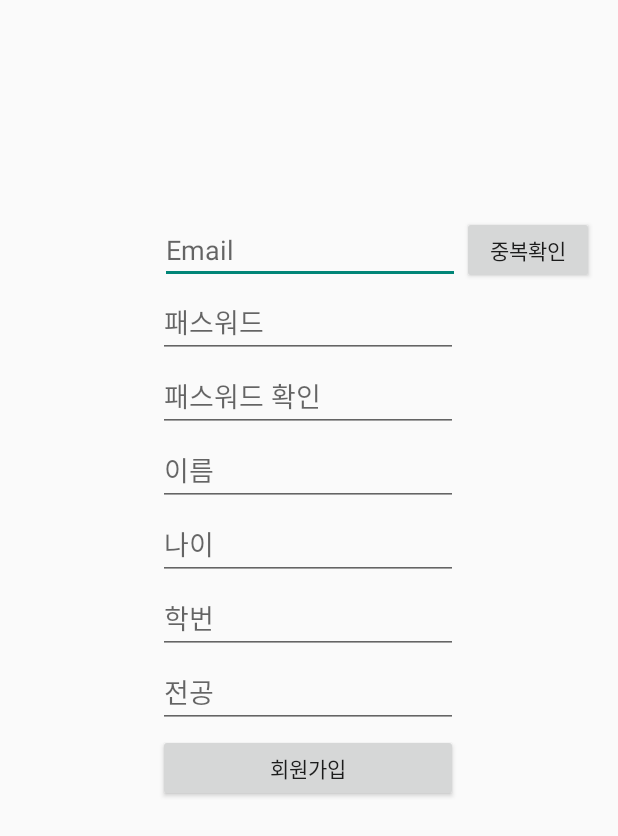
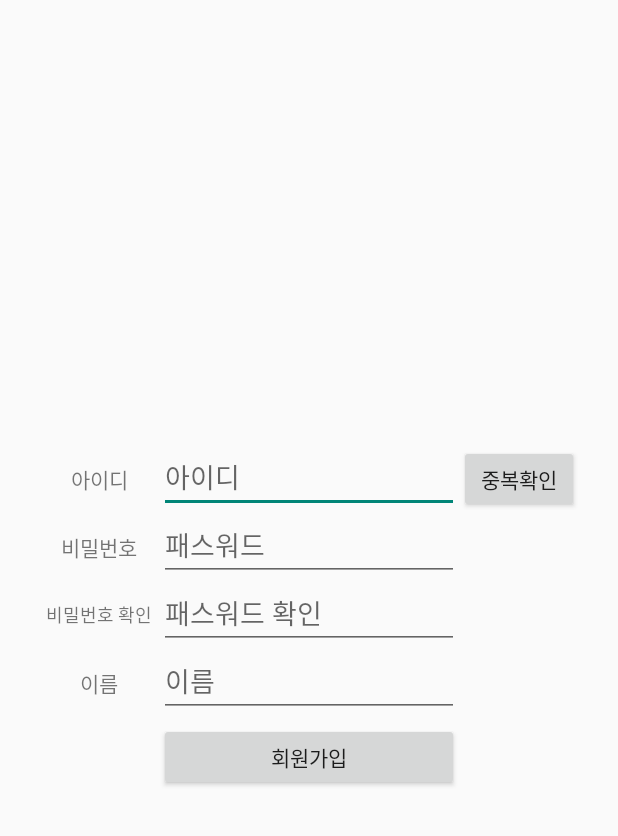
Before and after one commit to YongSeong-Kim/AndroidProject_Photomap, an Android app: the RegisterActivity screen opened directly, with no data from a screen before it, after a tap on "회원가입", on a phone screen of 412 x 824 dp. Shown: the top 836 px of the screen. Run offline under Robolectric (Android 15) with nearby library versions, the phone set to English and light mode, and no system bars; our stand-ins replace Volley; 3 statements that could not run were skipped.

Commit message:
change register form

```diff
--- a/app/src/main/java/com/example/workspace1/user/LoginActivity.java
+++ b/app/src/main/java/com/example/workspace1/user/LoginActivity.java
@@ -64,11 +64,14 @@ public class LoginActivity extends AppCompatActivity implements AsyncTaskCallbac
                 Map<String, String> params = new HashMap<String, String>();
                 Log.d("유저네임", "들어갑니다.");
                 params.put("username", l_id.getText().toString());
-                //Log.d("test", l_id.getText().toString());
                 params.put("email", "");
                 params.put("password", l_pass.getText().toString());
+                JSONObject parameters = new JSONObject(params);
+
+                /// FOR DEBUG ///
+                //Log.d("test", l_id.getText().toString());
                 //Log.d("test", l_pass.getText().toString());
-                JSONObject parameters = new JSONObject(params);
+                /// FOR DEBUG ///
 
                 //NetworkTaskAsync 호출로 login 요청하기
                 NetworkTask networkTask = new NetworkTask(url, null, method ,parameters, LoginActivity.this);
@@ -98,6 +101,5 @@ public class LoginActivity extends AppCompatActivity implements AsyncTaskCallbac
         else { // 로그인에 실패한 경우
             Toast.makeText(getApplicationContext(),"로그인에 실패하였습니다.",Toast.LENGTH_SHORT).show();
         }
-
     }
 }
--- a/app/src/main/java/com/example/workspace1/user/RegisterActivity.java
+++ b/app/src/main/java/com/example/workspace1/user/RegisterActivity.java
@@ -8,10 +8,14 @@ import android.util.Log;
 import android.view.View;
 import android.widget.Button;
 import android.widget.EditText;
-import com.android.volley.*;
-import com.android.volley.toolbox.JsonObjectRequest;
-import com.android.volley.toolbox.Volley;
+import android.widget.Toast;
+
+import com.example.workspace1.MainActivity;
 import com.example.workspace1.R;
+import com.example.workspace1.utility.AsyncTaskCallback;
+import com.example.workspace1.utility.NetworkTask;
+import com.google.gson.JsonObject;
+import com.google.gson.JsonParser;
 
 
 import org.json.JSONException;
@@ -27,67 +31,62 @@ import retrofit2.Response;
 import retrofit2.Retrofit;
 import retrofit2.converter.scalars.ScalarsConverterFactory;
 
-public class RegisterActivity extends AppCompatActivity {
-    private EditText r_email, r_pass, r_name, r_age;
+public class RegisterActivity extends AppCompatActivity implements AsyncTaskCallback {
+    private EditText r_id, r_pass, r_name, r_age;
     private Button btn_register;
     private String username, password;
-    private RequestQueue queue;
 
     @Override
     protected void onCreate(Bundle savedInstanceState) {
 
         super.onCreate(savedInstanceState);
         setContentView(R.layout.activity_register);
-        r_email = findViewById(R.id.r_email);
+        r_id = findViewById(R.id.r_id);
         r_pass = findViewById(R.id.r_pass);
         r_name = findViewById(R.id.r_name);
-        r_age = findViewById(R.id.r_age);
 
         btn_register = findViewById(R.id.r_btn_register);
-
-        queue = Volley.newRequestQueue(this);
 
         btn_register.setOnClickListener(new View.OnClickListener() {
             @Override
             public void onClick(View v) {
 
                 String url = "http://"+getString(R.string.ip)+":8000/user/signin/";
-                String base_url = "http://"+getString(R.string.ip)+":8000/";
-
+                String method = "POST";
 
                 Map<String, String> params = new HashMap<String, String>();
 
-                params.put("username", r_name.getText().toString());
-                params.put("email", r_email.getText().toString());
+                params.put("username", r_id.getText().toString());
+                params.put("email", "");
                 params.put("password", r_pass.getText().toString());
                 JSONObject parameters = new JSONObject(params);
 
-                JsonObjectRequest jsonRequest = new JsonObjectRequest(Request.Method.POST, url, parameters, new com.android.volley.Response.Listener<JSONObject>() {
-                    @Override
-                    public void onResponse(JSONObject response) {
-                        try {
-                            if(response.getString("message").equals("SUCCESS"))
-
-                                Log.d("Debug", response.getString("message"));
-                            Intent intent = new Intent(RegisterActivity.this, LoginActivity.class);
-                            startActivity(intent);
-
-                        } catch (JSONException e) {
-                            e.printStackTrace();
-                        }
-                    }
-                }, new com.android.volley.Response.ErrorListener() {
-                    @Override
-                    public void onErrorResponse(VolleyError error) {
-
-                    }
-                });
-
-                queue.add(jsonRequest);
+                //NetworkTaskAsync 호출로 login 요청하기
+                NetworkTask networkTask = new NetworkTask(url, null, method ,parameters, RegisterActivity.this);
+                networkTask.execute();
 
             }
         });
+    }
+
+    @Override
+    public void method2(String s) {
+
+        System.out.println("now response : " + s);
+        JsonParser jsonParser = new JsonParser();
+        JsonObject collections = (JsonObject) jsonParser.parse(s);
+
+        String register_success = collections.get("message").getAsString();
 
 
+        if(register_success.equals("SUCCESS"))
+        {
+            Toast.makeText(getApplicationContext(),"회원가입에 성공하였습니다.",Toast.LENGTH_SHORT).show();
+            Intent intent = new Intent(RegisterActivity.this, LoginActivity.class);
+            startActivity(intent);
+        }
+        else { // 로그인에 실패한 경우
+            Toast.makeText(getApplicationContext(),"회원가입에 실패하였습니다.",Toast.LENGTH_SHORT).show();
+        }
     }
 }
--- a/app/src/main/res/layout/activity_register.xml
+++ b/app/src/main/res/layout/activity_register.xml
@@ -1,19 +1,40 @@
 <?xml version="1.0" encoding="utf-8"?>
-<androidx.constraintlayout.widget.ConstraintLayout
-    xmlns:android="http://schemas.android.com/apk/res/android"
+<androidx.constraintlayout.widget.ConstraintLayout xmlns:android="http://schemas.android.com/apk/res/android"
     xmlns:app="http://schemas.android.com/apk/res-auto"
     xmlns:tools="http://schemas.android.com/tools"
     android:layout_width="match_parent"
-    android:layout_height="match_parent">
+    android:layout_height="match_parent"
+    >
 
+    <LinearLayout
+        android:id="@+id/linearLayout"
+        android:layout_width="360dp"
+        android:layout_height="match_parent"
+        android:orientation="vertical"
+        android:layout_marginTop="50dp"
+        android:layout_marginBottom="50dp"
+        android:gravity="center"
+        app:layout_constraintEnd_toEndOf="parent"
+        app:layout_constraintStart_toStartOf="parent">
+
+        <LinearLayout
+            android:layout_width="360dp"
+            android:layout_height="45dp"
+            android:orientation="horizontal">
+
+            <TextView
+                android:id="@+id/id_text"
+                android:layout_width="80dp"
+                android:layout_height="match_parent"
+                android:gravity="center"
+                android:text="아이디" />
 
             <EditText
-        android:id="@+id/r_email"
+                android:id="@+id/r_id"
                 android:layout_width="200dp"
-        android:layout_height="45dp"
-        android:layout_marginTop="144dp"
+                android:layout_height="match_parent"
                 android:ems="10"
-        android:hint="Email"
+                android:hint="아이디"
                 android:inputType="textPersonName"
                 app:layout_constraintEnd_toStartOf="@+id/validateButton"
                 app:layout_constraintHorizontal_bias="0.99"
@@ -22,20 +43,32 @@
 
             <Button
                 android:id="@+id/validateButton"
-        android:layout_width="wrap_content"
-        android:layout_height="45dp"
-        android:layout_marginTop="144dp"
-        android:layout_marginEnd="16dp"
+                android:layout_width="80dp"
+                android:layout_height="match_parent"
+
+
                 android:text="중복확인"
                 app:layout_constraintEnd_toEndOf="parent"
                 app:layout_constraintTop_toTopOf="parent" />
+        </LinearLayout>
 
+        <LinearLayout
+            android:layout_width="360dp"
+            android:layout_height="45dp"
+            android:orientation="horizontal">
+
+            <TextView
+                android:id="@+id/id_text2"
+                android:layout_width="80dp"
+                android:layout_height="match_parent"
+                android:gravity="center"
+                android:text="비밀번호" />
 
             <EditText
                 android:id="@+id/r_pass"
                 android:layout_width="200dp"
                 android:layout_height="45dp"
-        android:layout_marginTop="4dp"
+
                 android:ems="10"
                 android:hint="패스워드"
                 android:inputType="textPersonName"
@@ -44,11 +77,26 @@
                 app:layout_constraintStart_toStartOf="parent"
                 app:layout_constraintTop_toBottomOf="@+id/r_email" />
 
+        </LinearLayout>
+
+        <LinearLayout
+            android:layout_width="360dp"
+            android:layout_height="45dp"
+            android:orientation="horizontal">
+
+            <TextView
+                android:id="@+id/id_text3"
+                android:layout_width="80dp"
+                android:layout_height="match_parent"
+                android:gravity="center"
+                android:text="비밀번호 확인"
+                android:textSize="12dp" />
+
             <EditText
                 android:id="@+id/r_passck"
                 android:layout_width="200dp"
                 android:layout_height="45dp"
-        android:layout_marginTop="4dp"
+
                 android:ems="10"
                 android:hint="패스워드 확인"
                 android:inputType="textPersonName"
@@ -57,11 +105,24 @@
                 app:layout_constraintStart_toStartOf="parent"
                 app:layout_constraintTop_toBottomOf="@+id/r_pass" />
 
+        </LinearLayout>
+
+        <LinearLayout
+            android:layout_width="360dp"
+            android:layout_height="45dp"
+            android:orientation="horizontal">
+
+            <TextView
+                android:id="@+id/id_text4"
+                android:layout_width="80dp"
+                android:layout_height="match_parent"
+                android:gravity="center"
+                android:text="이름" />
+
             <EditText
                 android:id="@+id/r_name"
                 android:layout_width="200dp"
                 android:layout_height="45dp"
-        android:layout_marginTop="4dp"
                 android:ems="10"
                 android:hint="이름"
                 android:inputType="textPersonName"
@@ -69,55 +130,18 @@
                 app:layout_constraintHorizontal_bias="0.497"
                 app:layout_constraintStart_toStartOf="parent"
                 app:layout_constraintTop_toBottomOf="@+id/r_passck" />
-
-    <EditText
-        android:id="@+id/r_age"
-        android:layout_width="200dp"
-        android:layout_height="45dp"
-        android:layout_marginTop="4dp"
-        android:ems="10"
-        android:hint="나이"
-        android:inputType="textPersonName"
-        app:layout_constraintEnd_toEndOf="parent"
-        app:layout_constraintHorizontal_bias="0.497"
-        app:layout_constraintStart_toStartOf="parent"
-        app:layout_constraintTop_toBottomOf="@+id/r_name" />
-
-    <EditText
-        android:id="@+id/r_hak"
-        android:layout_width="200dp"
-        android:layout_height="45dp"
-        android:layout_marginTop="4dp"
-        android:ems="10"
-        android:hint="학번"
-        android:inputType="textPersonName"
-        app:layout_constraintEnd_toEndOf="parent"
-        app:layout_constraintHorizontal_bias="0.497"
-        app:layout_constraintStart_toStartOf="parent"
-        app:layout_constraintTop_toBottomOf="@+id/r_age" />
-
-    <EditText
-        android:id="@+id/r_maj"
-        android:layout_width="200dp"
-        android:layout_height="45dp"
-        android:layout_marginTop="4dp"
-        android:ems="10"
-        android:hint="전공"
-        android:inputType="textPersonName"
-        app:layout_constraintEnd_toEndOf="parent"
-        app:layout_constraintHorizontal_bias="0.497"
-        app:layout_constraintStart_toStartOf="parent"
-        app:layout_constraintTop_toBottomOf="@+id/r_hak" />
+        </LinearLayout>
 
         <Button
             android:id="@+id/r_btn_register"
             android:layout_width="200dp"
             android:layout_height="45dp"
+            android:layout_gravity="center_horizontal"
             android:layout_marginTop="4dp"
             android:text="회원가입"
             app:layout_constraintEnd_toEndOf="parent"
             app:layout_constraintHorizontal_bias="0.497"
             app:layout_constraintStart_toStartOf="parent"
             app:layout_constraintTop_toBottomOf="@+id/r_maj" />
-
+    </LinearLayout>
 </androidx.constraintlayout.widget.ConstraintLayout>
```
Lines whose indentation alone changed are shown as unchanged.
